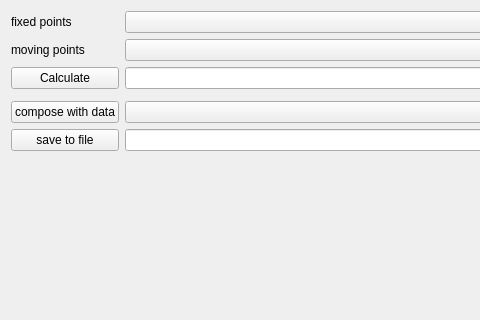
Above: Code/Gui/MITK/Plugins/uk.ac.ucl.cmic.igipointreg/src/internal/PointRegView.ui from NifTK/NifTK before the change; both pictures show x 0 to 480 and y 0 to 320 of the 713 by 560 pixel window. Below: the same form after it.
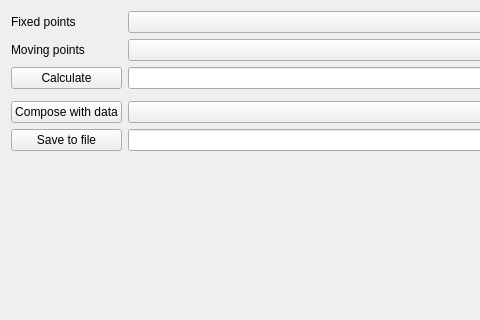
That is the form after the change. Custom widgets are drawn as their Qt base class.

Commit message: Bug #2608: Push code to save to file and apply to node out of PointRegView and SurfaceRegView and into module layer

What changed in the file:
```diff
--- a/Code/Gui/MITK/Plugins/uk.ac.ucl.cmic.igipointreg/src/internal/PointRegView.ui
+++ b/Code/Gui/MITK/Plugins/uk.ac.ucl.cmic.igipointreg/src/internal/PointRegView.ui
@@ -21,7 +21,7 @@
        <item row="0" column="0">
         <widget class="QLabel" name="m_FixedPointsLabel">
          <property name="text">
-          <string>fixed points</string>
+          <string>Fixed points</string>
          </property>
         </widget>
        </item>
@@ -35,7 +35,7 @@
        <item row="1" column="0">
         <widget class="QLabel" name="m_MovingPointsLabel">
          <property name="text">
-          <string>moving points</string>
+          <string>Moving points</string>
          </property>
         </widget>
        </item>
@@ -72,7 +72,7 @@
           <string>composes the transformation with the selected data set</string>
          </property>
          <property name="text">
-          <string>compose with data</string>
+          <string>Compose with data</string>
          </property>
         </widget>
        </item>
@@ -89,7 +89,7 @@
           <string>saves the current transformation to file</string>
          </property>
          <property name="text">
-          <string>save to file</string>
+          <string>Save to file</string>
          </property>
         </widget>
        </item>
@@ -136,6 +136,11 @@
    <header>ctkMatrixWidget.h</header>
    <container>1</container>
   </customwidget>
+  <customwidget>
+   <class>QmitkDataStorageCheckableComboBox</class>
+   <extends>QComboBox</extends>
+   <header location="global">QmitkDataStorageCheckableComboBox.h</header>
+  </customwidget>
  </customwidgets>
  <resources/>
  <connections/>
```
Left out of the diff: 2 changed lines with no effect on the pictures. The commit also changes 9 other files.
